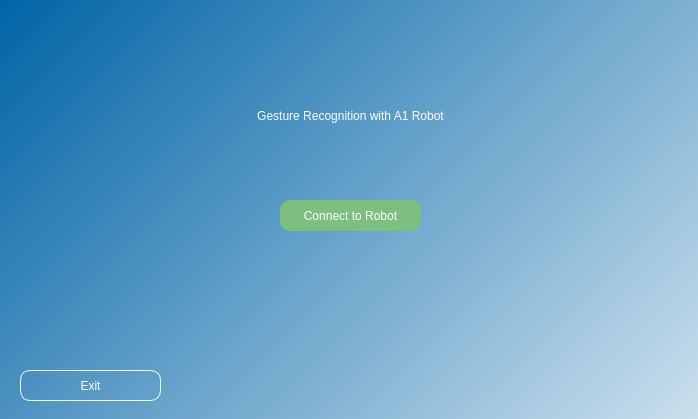
sagerpascal/zhaw_pa_robodog, file ui/start_window.ui: the form before one commit.
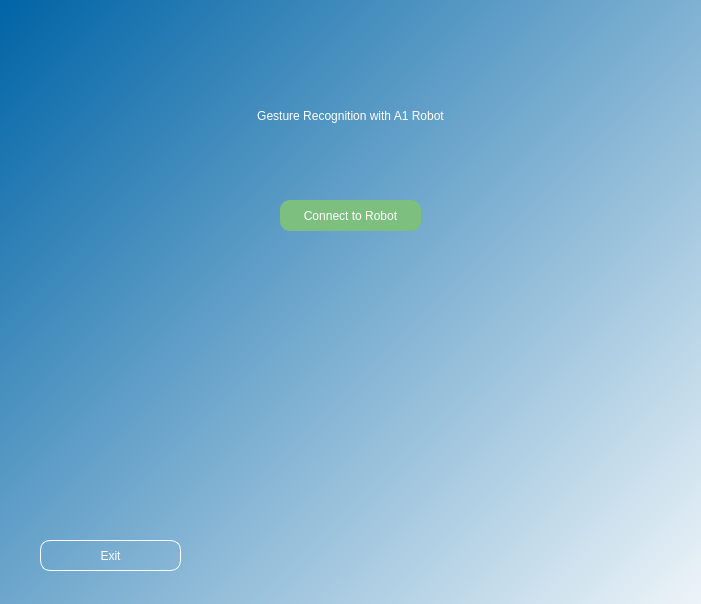
The form after the commit.

Commit message: updated ui with gestures pics

Patch:
```diff
--- a/ui/start_window.ui
+++ b/ui/start_window.ui
@@ -6,8 +6,8 @@
    <rect>
     <x>0</x>
     <y>0</y>
-    <width>698</width>
-    <height>419</height>
+    <width>701</width>
+    <height>604</height>
    </rect>
   </property>
   <property name="windowTitle">
@@ -71,8 +71,8 @@
    <widget class="QPushButton" name="exitButton">
     <property name="geometry">
      <rect>
-      <x>20</x>
-      <y>370</y>
+      <x>40</x>
+      <y>540</y>
       <width>141</width>
       <height>31</height>
      </rect>
```
The commit also changes 7 other files.
